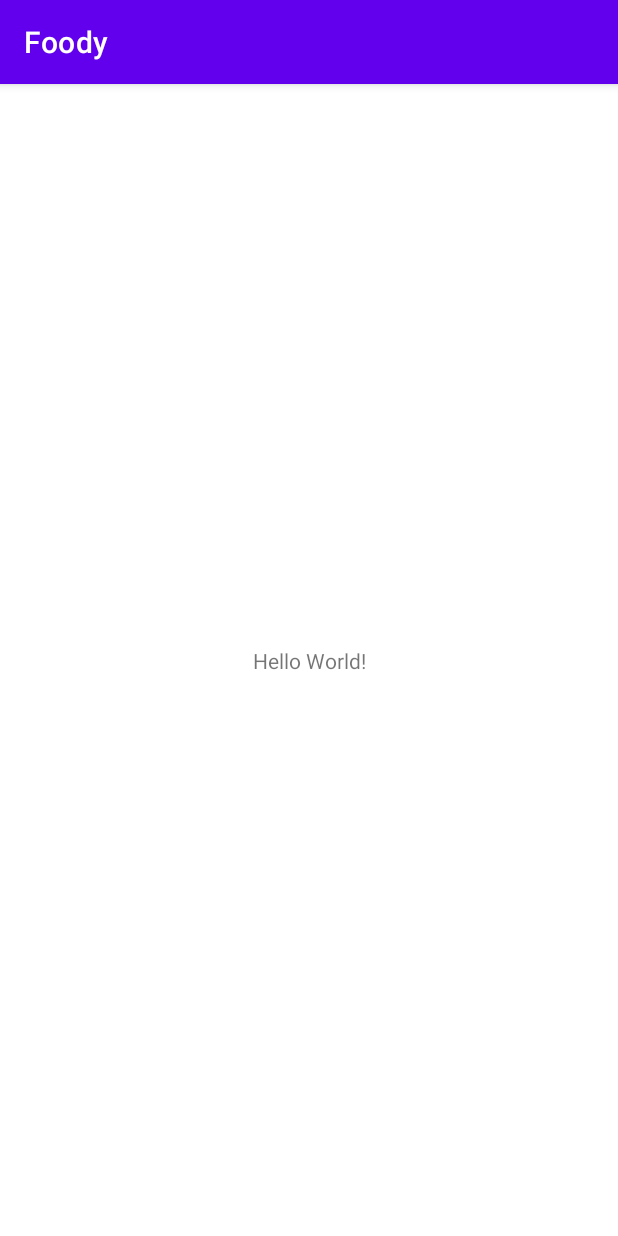
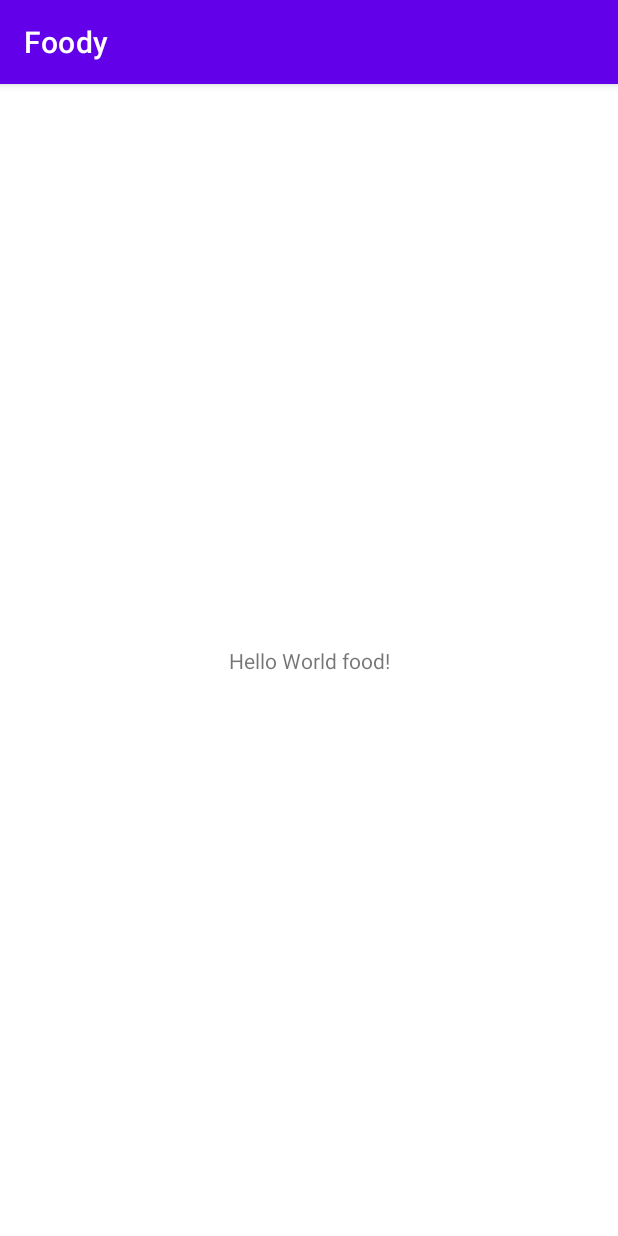
Before and after one commit to MaikolSoro/Foody, an Android app: the screen it shows after launch (MainActivity), on a phone screen of 412 x 824 dp. Run offline under Robolectric (Android 15) with nearby library versions, the phone set to English and light mode, and no system bars.

Commit message:
-They were added in the project dependencies. -The colors and styles that will be used in the app have been added.  -Permissions were added to internet connection

```diff
--- a/app/src/main/AndroidManifest.xml
+++ b/app/src/main/AndroidManifest.xml
@@ -2,13 +2,17 @@
 <manifest xmlns:android="http://schemas.android.com/apk/res/android"
     package="com.michael.foody">
 
+    <uses-permission android:name="android.permission.INTERNET" />
+    <uses-permission android:name="android.permission.ACCESS_NETWORK_STATE" />
+
     <application
         android:allowBackup="true"
+        android:fullBackupContent="true"
         android:icon="@mipmap/ic_launcher"
         android:label="@string/app_name"
         android:roundIcon="@mipmap/ic_launcher_round"
         android:supportsRtl="true"
-        android:theme="@style/Theme.Foody">
+        android:theme="@style/AppTheme">
         <activity android:name=".MainActivity">
             <intent-filter>
                 <action android:name="android.intent.action.MAIN" />
--- a/app/src/main/res/layout/activity_main.xml
+++ b/app/src/main/res/layout/activity_main.xml
@@ -9,7 +9,7 @@
     <TextView
         android:layout_width="wrap_content"
         android:layout_height="wrap_content"
-        android:text="Hello World!"
+        android:text="Hello World food!"
         app:layout_constraintBottom_toBottomOf="parent"
         app:layout_constraintLeft_toLeftOf="parent"
         app:layout_constraintRight_toRightOf="parent"
--- a/app/src/main/res/values-night/themes.xml
+++ /dev/null
@@ -1,16 +0,0 @@
-<resources xmlns:tools="http://schemas.android.com/tools">
-    <!-- Base application theme. -->
-    <style name="Theme.Foody" parent="Theme.MaterialComponents.DayNight.DarkActionBar">
-        <!-- Primary brand color. -->
-        <item name="colorPrimary">@color/purple_200</item>
-        <item name="colorPrimaryVariant">@color/purple_700</item>
-        <item name="colorOnPrimary">@color/black</item>
-        <!-- Secondary brand color. -->
-        <item name="colorSecondary">@color/teal_200</item>
-        <item name="colorSecondaryVariant">@color/teal_200</item>
-        <item name="colorOnSecondary">@color/black</item>
-        <!-- Status bar color. -->
-        <item name="android:statusBarColor" tools:targetApi="l">?attr/colorPrimaryVariant</item>
-        <!-- Customize your theme here. -->
-    </style>
-</resources>
--- a/app/src/main/res/values/colors.xml
+++ b/app/src/main/res/values/colors.xml
@@ -1,10 +1,18 @@
 <?xml version="1.0" encoding="utf-8"?>
 <resources>
-    <color name="purple_200">#FFBB86FC</color>
-    <color name="purple_500">#FF6200EE</color>
-    <color name="purple_700">#FF3700B3</color>
-    <color name="teal_200">#FF03DAC5</color>
-    <color name="teal_700">#FF018786</color>
-    <color name="black">#FF000000</color>
-    <color name="white">#FFFFFFFF</color>
+    <color name="colorPrimary">#6200EA</color>
+    <color name="colorPrimaryDark">#5502C8</color>
+    <color name="colorAccent">#9D46FF</color>
+
+    <color name="white">#FFFFFF</color>
+    <color name="lightGray">#F9F9F9</color>
+    <color name="mediumGray">#D1D1D1</color>
+    <color name="lightMediumGray">#80D1D1D1</color>
+    <color name="darkGray">#4B4B4B</color>
+    <color name="dark">#313C44</color>
+    <color name="darker">#151B20</color>
+    <color name="black">#000000</color>
+    <color name="red">#FF4646</color>
+    <color name="yellow">#FFC114</color>
+    <color name="green">#00C980</color>
 </resources>
--- /dev/null
+++ b/app/src/main/res/values/styles.xml
@@ -0,0 +1,10 @@
+<?xml version="1.0" encoding="utf-8"?>
+<resources>
+    <!-- Base application theme. -->
+    <style name="AppTheme" parent="Theme.MaterialComponents.DayNight.DarkActionBar">
+        <!-- Customize your theme here. -->
+        <item name="colorPrimary">@color/colorPrimary</item>
+        <item name="colorPrimaryDark">@color/colorPrimaryDark</item>
+        <item name="colorAccent">@color/colorAccent</item>
+    </style>
+</resources>
--- a/app/src/main/res/values/themes.xml
+++ /dev/null
@@ -1,16 +0,0 @@
-<resources xmlns:tools="http://schemas.android.com/tools">
-    <!-- Base application theme. -->
-    <style name="Theme.Foody" parent="Theme.MaterialComponents.DayNight.DarkActionBar">
-        <!-- Primary brand color. -->
-        <item name="colorPrimary">@color/purple_500</item>
-        <item name="colorPrimaryVariant">@color/purple_700</item>
-        <item name="colorOnPrimary">@color/white</item>
-        <!-- Secondary brand color. -->
-        <item name="colorSecondary">@color/teal_200</item>
-        <item name="colorSecondaryVariant">@color/teal_700</item>
-        <item name="colorOnSecondary">@color/black</item>
-        <!-- Status bar color. -->
-        <item name="android:statusBarColor" tools:targetApi="l">?attr/colorPrimaryVariant</item>
-        <!-- Customize your theme here. -->
-    </style>
-</resources>
```
Also changed, not shown: app/build.gradle (+76 -12 lines), build.gradle (+6 -3 lines), gradle/wrapper/gradle-wrapper.properties.
